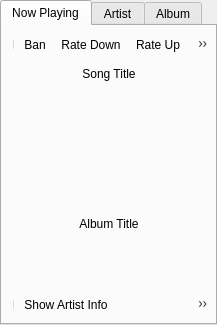
The window that src/info.ui (DrMoriarty/cuberok) describes before a commit, drawn with Qt 5.
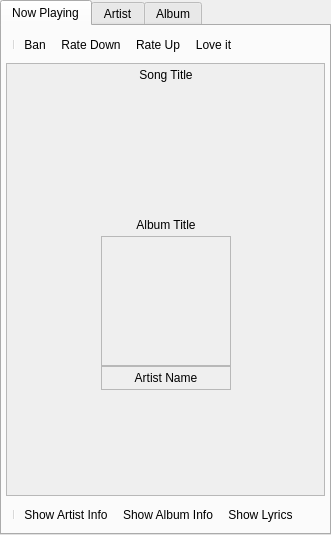
The same window after the commit. Icons and pictures are not drawn. Custom widgets are drawn as their Qt base class.

Commit message: information panel modification

The edit to the form file:
```diff
--- a/src/info.ui
+++ b/src/info.ui
@@ -6,8 +6,8 @@
    <rect>
     <x>0</x>
     <y>0</y>
-    <width>217</width>
-    <height>325</height>
+    <width>331</width>
+    <height>535</height>
    </rect>
   </property>
   <property name="windowTitle">
@@ -46,6 +46,19 @@
         </widget>
        </item>
        <item>
+        <widget class="QScrollArea" name="scrollArea">
+         <property name="widgetResizable">
+          <bool>true</bool>
+         </property>
+         <widget class="QWidget" name="scrollWidget">
+          <property name="geometry">
+           <rect>
+            <x>0</x>
+            <y>0</y>
+            <width>315</width>
+            <height>422</height>
+           </rect>
+          </property>
         <layout class="QHBoxLayout">
          <property name="spacing">
           <number>0</number>
@@ -249,6 +262,95 @@
               </layout>
              </widget>
             </item>
+              <item>
+               <widget class="QFrame" name="frame_4">
+		<property name="visible">
+		 <bool>false</bool>
+		</property>
+                <property name="frameShape">
+                 <enum>QFrame::StyledPanel</enum>
+                </property>
+                <property name="frameShadow">
+                 <enum>QFrame::Raised</enum>
+                </property>
+                <layout class="QVBoxLayout" name="verticalLayout_2">
+                 <property name="spacing">
+                  <number>0</number>
+                 </property>
+                 <property name="margin">
+                  <number>0</number>
+                 </property>
+                 <item>
+                  <widget class="QLabel" name="label_ar0">
+                   <property name="sizePolicy">
+                    <sizepolicy hsizetype="Fixed" vsizetype="Fixed">
+                     <horstretch>0</horstretch>
+                     <verstretch>0</verstretch>
+                    </sizepolicy>
+                   </property>
+                   <property name="minimumSize">
+                    <size>
+                     <width>128</width>
+                     <height>128</height>
+                    </size>
+                   </property>
+                   <property name="maximumSize">
+                    <size>
+                     <width>128</width>
+                     <height>128</height>
+                    </size>
+                   </property>
+                   <property name="text">
+                    <string/>
+                   </property>
+                   <property name="pixmap">
+                    <pixmap resource="resource.qrc">:/icons/def_album.png</pixmap>
+                   </property>
+                   <property name="scaledContents">
+                    <bool>true</bool>
+                   </property>
+                   <property name="alignment">
+                    <set>Qt::AlignCenter</set>
+                   </property>
+                  </widget>
+                 </item>
+                </layout>
+               </widget>
+              </item>
+              <item>
+               <widget class="QFrame" name="frame">
+		<property name="visible">
+		 <bool>false</bool>
+		</property>
+                <property name="frameShape">
+                 <enum>QFrame::StyledPanel</enum>
+                </property>
+                <property name="frameShadow">
+                 <enum>QFrame::Raised</enum>
+                </property>
+                <layout class="QVBoxLayout" name="verticalLayout">
+                 <property name="spacing">
+                  <number>0</number>
+                 </property>
+                 <property name="margin">
+                  <number>4</number>
+                 </property>
+                 <item>
+                  <widget class="QLabel" name="label_ar1">
+                   <property name="text">
+                    <string>Artist Name</string>
+                   </property>
+                   <property name="alignment">
+                    <set>Qt::AlignCenter</set>
+                   </property>
+                  </widget>
+                 </item>
+                 <item>
+                  <widget class="StarEditor" name="artistRating" native="true"/>
+                 </item>
+                </layout>
+               </widget>
+              </item>
             <item>
              <spacer>
               <property name="orientation">
@@ -285,6 +387,8 @@
           </spacer>
          </item>
         </layout>
+         </widget>
+        </widget>
        </item>
        <item>
         <widget class="QToolBar" name="col_toolbar2">
```
Left out of the diff: 140 changed lines with no effect on the pictures. Lines whose indentation alone changed are shown as unchanged. The commit also changes 4 other files.
